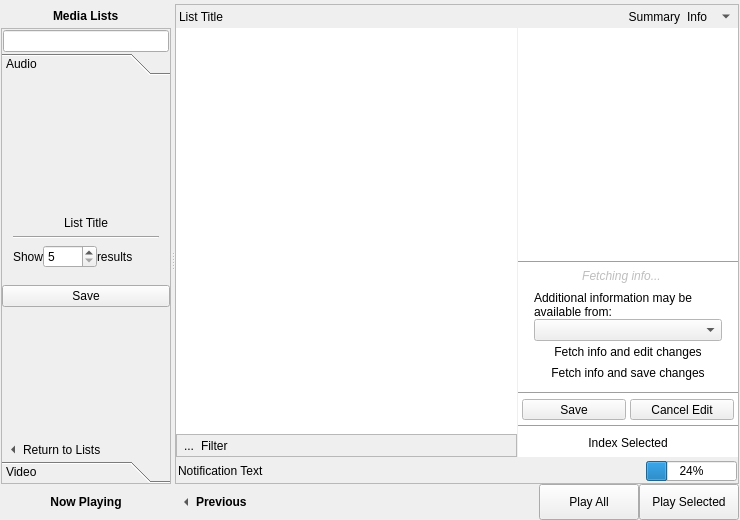
Before: the Qt Designer form src/mainwindow.ui in KDE/bangarang, drawn with Qt 5.
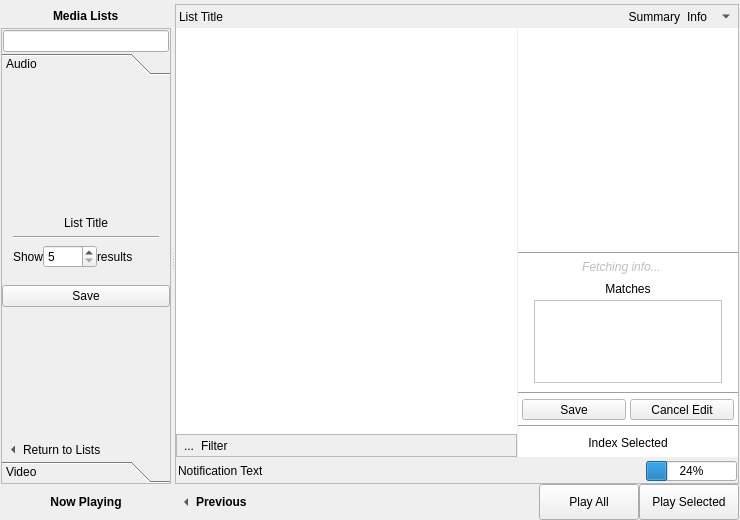
After: the same form once the commit is applied. Icons and pictures are not drawn. Custom widgets are drawn as their Qt base class.

Commit message: Allow user to select multiple matches. Also includes several bug fixes with info fetchers and info fetching workflow.

Diff of the .ui file:
```diff
--- a/src/mainwindow.ui
+++ b/src/mainwindow.ui
@@ -1997,6 +1997,18 @@
                        </item>
                        <item>
                         <widget class="QWidget" name="infoFetcherHolder" native="true">
+                         <property name="sizePolicy">
+                          <sizepolicy hsizetype="Preferred" vsizetype="Minimum">
+                           <horstretch>0</horstretch>
+                           <verstretch>0</verstretch>
+                          </sizepolicy>
+                         </property>
+                         <property name="maximumSize">
+                          <size>
+                           <width>16777215</width>
+                           <height>140</height>
+                          </size>
+                         </property>
                          <layout class="QVBoxLayout" name="verticalLayout_20">
                           <property name="spacing">
                            <number>0</number>
@@ -2118,10 +2130,14 @@
                               <number>0</number>
                              </property>
                              <item>
-                              <widget class="QWidget" name="infoFetcherExpander" native="true">
+                              <widget class="QStackedWidget" name="infoFetcherExpander">
                                <property name="autoFillBackground">
                                 <bool>true</bool>
                                </property>
+                               <property name="currentIndex">
+                                <number>1</number>
+                               </property>
+                               <widget class="QWidget" name="infoFetcherExpanderPage1">
                                <layout class="QVBoxLayout" name="verticalLayout_36">
                                 <property name="spacing">
                                  <number>0</number>
@@ -2184,6 +2200,37 @@
                                  </widget>
                                 </item>
                                </layout>
+                               </widget>
+                               <widget class="QWidget" name="page_6">
+                                <layout class="QVBoxLayout" name="verticalLayout_60">
+                                 <property name="spacing">
+                                  <number>4</number>
+                                 </property>
+                                 <property name="margin">
+                                  <number>4</number>
+                                 </property>
+                                 <item>
+                                  <widget class="QLabel" name="label_27">
+                                   <property name="text">
+                                    <string>Matches</string>
+                                   </property>
+                                   <property name="alignment">
+                                    <set>Qt::AlignCenter</set>
+                                   </property>
+                                  </widget>
+                                 </item>
+                                 <item>
+                                  <widget class="QListWidget" name="fetchedMatches">
+                                   <property name="sizePolicy">
+                                    <sizepolicy hsizetype="Preferred" vsizetype="Preferred">
+                                     <horstretch>0</horstretch>
+                                     <verstretch>0</verstretch>
+                                    </sizepolicy>
+                                   </property>
+                                  </widget>
+                                 </item>
+                                </layout>
+                               </widget>
                               </widget>
                              </item>
                             </layout>
```
Lines whose indentation alone changed are shown as unchanged. The commit also changes 10 other files.
